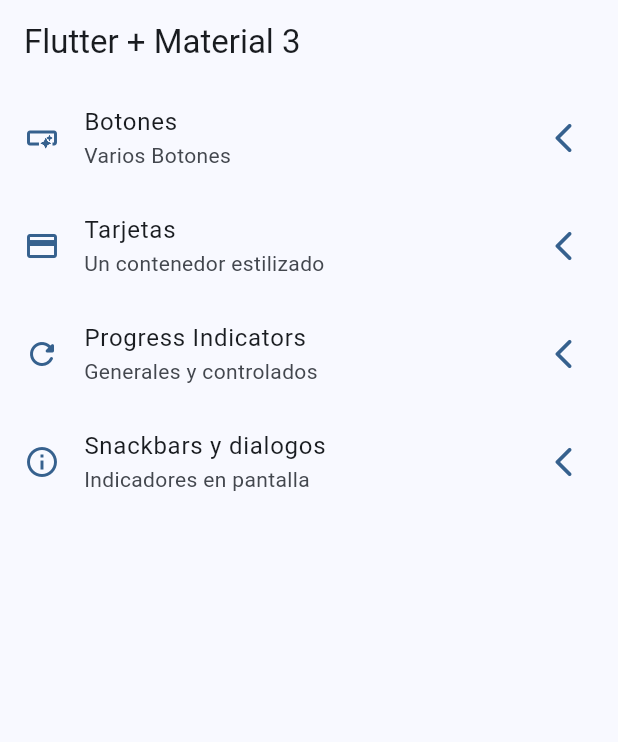
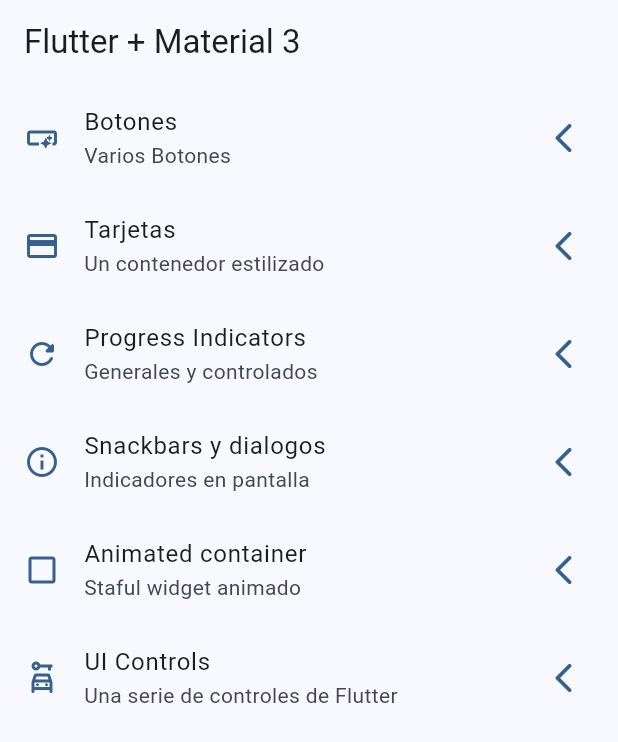
Before and after one commit to danielsimarro/widgets_app, a Flutter app: the screen it shows after launch, on a phone screen of 412 x 824 dp. Shown: the top 742 px of the screen. Run offline on Flutter 3.47's test engine with Material 2 defaults, Android fonts, the phone set to English and light mode, and no system bars; our stand-ins replace go_router.

```diff
--- a/lib/config/menu/menu_items.dart
+++ b/lib/config/menu/menu_items.dart
@@ -33,5 +33,15 @@ const appMenuItems = <MenuItem>[
       title: 'Snackbars y dialogos',
       subTitle: 'Indicadores en pantalla',
       link: '/sanckbar',
-      icon: Icons.info_outline)
+      icon: Icons.info_outline),
+  MenuItem(
+      title: 'Animated container',
+      subTitle: 'Staful widget animado',
+      link: '/animated',
+      icon: Icons.check_box_outline_blank_outlined),
+  MenuItem(
+      title: 'UI Controls',
+      subTitle: 'Una serie de controles de Flutter',
+      link: '/ui-controls',
+      icon: Icons.car_rental_outlined)
 ];
--- a/lib/config/router/app_router.dart
+++ b/lib/config/router/app_router.dart
@@ -29,6 +29,16 @@ final appRouter = GoRouter(
       path: '/sanckbar',
       name: SnackbarScreen.name,
       builder: (context, state) => const SnackbarScreen(),
+    ),
+    GoRoute(
+      path: '/animated',
+      name: AnimatedScreen.name,
+      builder: (context, state) => const AnimatedScreen(),
+    ),
+    GoRoute(
+      path: '/ui-controls',
+      name: UiControlsScreen.name,
+      builder: (context, state) => const UiControlsScreen(),
     )
   ],
 );
```
Also changed, not shown: lib/presentation/screens/animated/animated_screen.dart (+44 -3 lines), lib/presentation/screens/ui_controls/ui_controls_screen.dart (+94 -1 lines).
